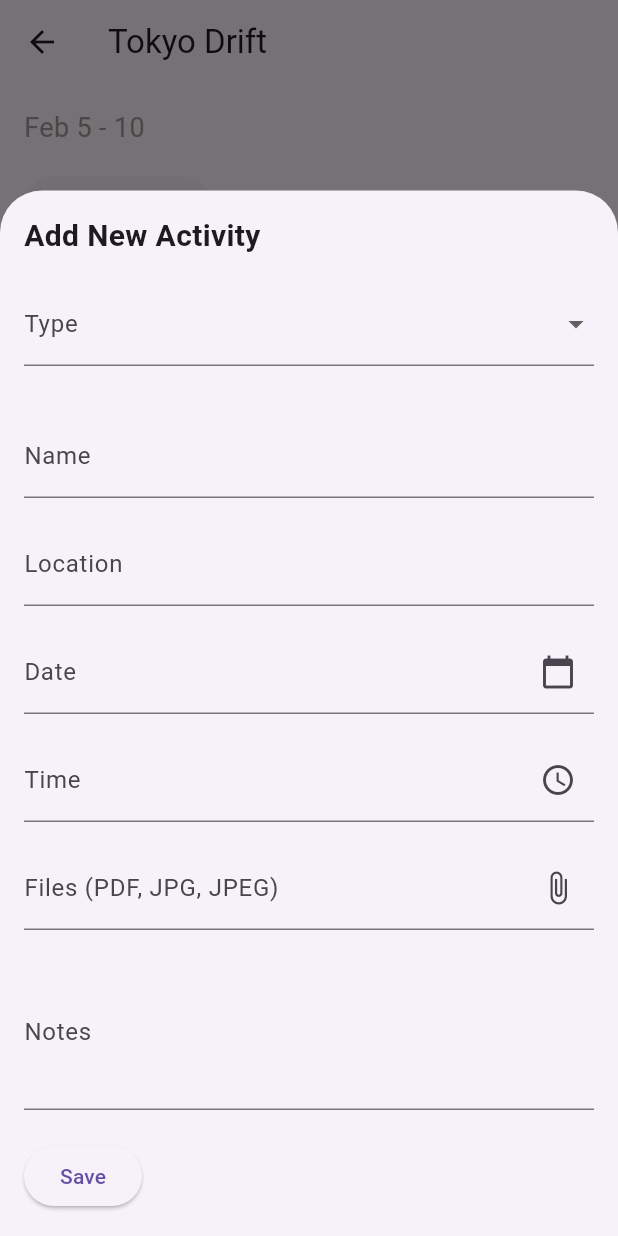
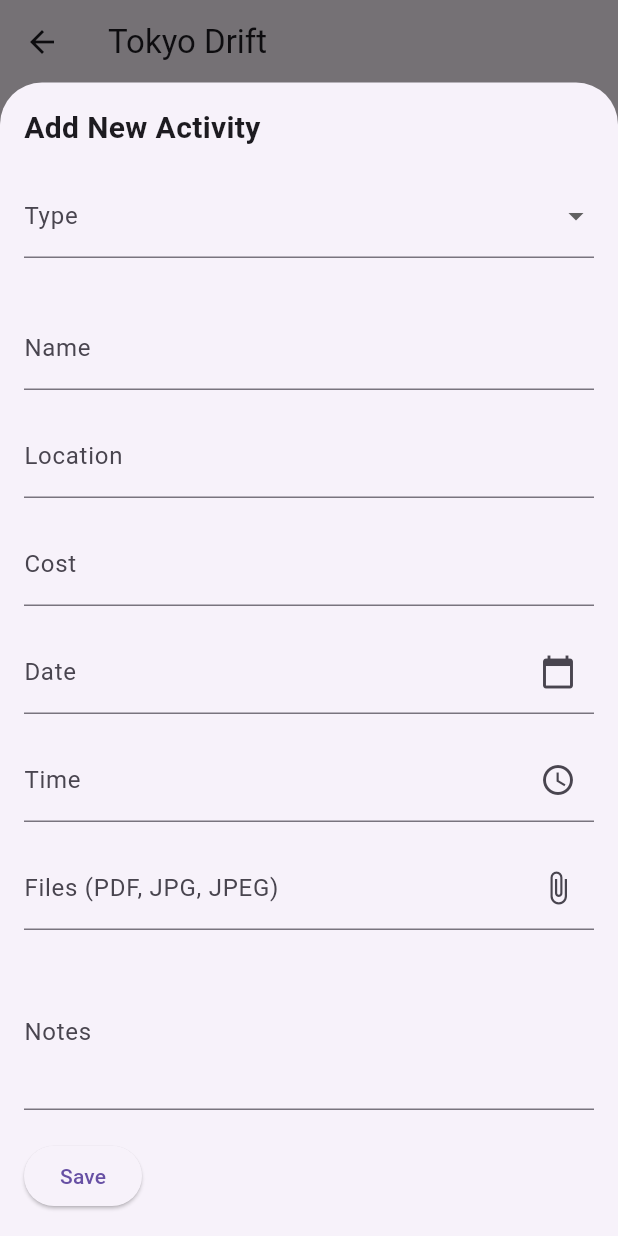
Before and after one commit to the1onwrongway/triplan, a Flutter app: the CreateModifyItineraryPage screen opened directly, after a tap on "Add Activity", on a phone screen of 412 x 824 dp. Run offline on Flutter 3.47's test engine with Material 3 defaults, Android fonts, the light colour scheme and no system bars.

Commit message:
created a functionality to add cost in new activity

```diff
--- a/app/triplanv3/lib/create_modify_itinerary_page.dart
+++ b/app/triplanv3/lib/create_modify_itinerary_page.dart
@@ -20,9 +20,10 @@ class _CreateModifyItineraryPageState extends State<CreateModifyItineraryPage> {
   };
 
   final TextEditingController nameController = TextEditingController();
+  final TextEditingController locationController = TextEditingController(); // Added location controller
   final TextEditingController dateController = TextEditingController();
   final TextEditingController timeController = TextEditingController();
-  final TextEditingController locationController = TextEditingController(); // Added location controller
+  final TextEditingController costController = TextEditingController(); // Added cost controller
   final TextEditingController notesController = TextEditingController();
 
   @override
@@ -97,6 +98,11 @@ class _CreateModifyItineraryPageState extends State<CreateModifyItineraryPage> {
                           TextFormField(
                             controller: locationController, // Location field
                             decoration: InputDecoration(labelText: 'Location'),
+                          ),
+                          SizedBox(height: 16),
+                          TextFormField(
+                            controller: costController, // Cost field
+                            decoration: InputDecoration(labelText: 'Cost'),
                           ),
                           SizedBox(height: 16),
                           TextFormField(
```
Also changed, not shown: 1 other file.
